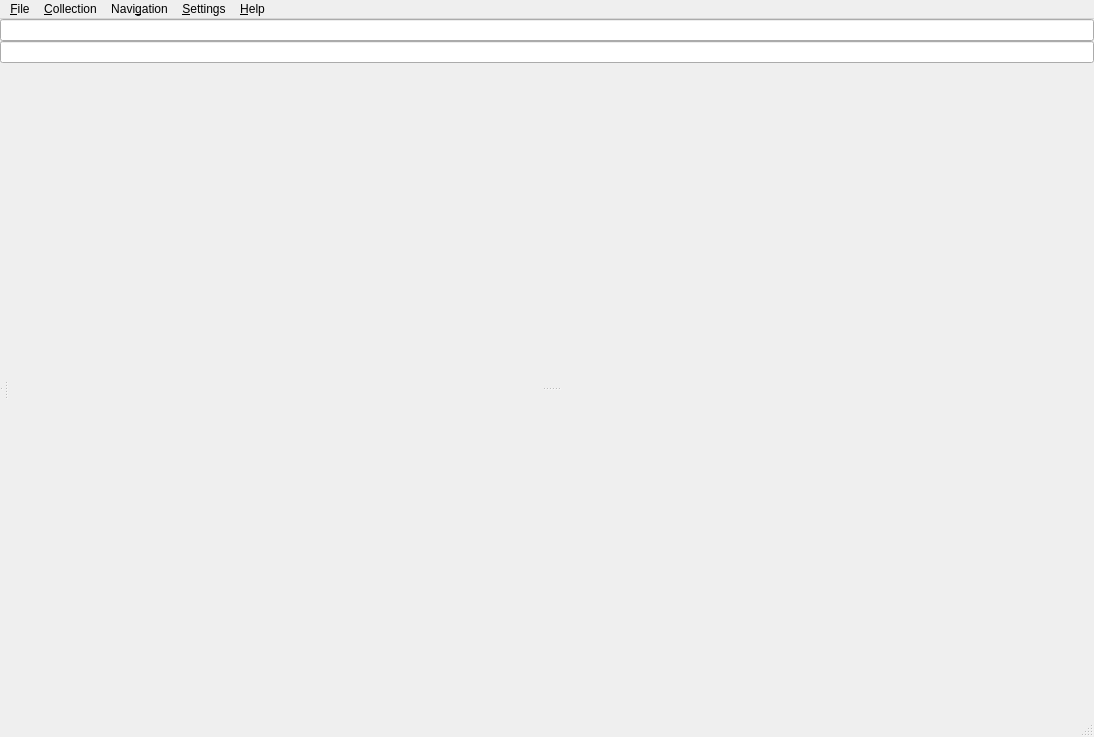
Above: src/home/flibrary/gui/MainWindow.ui from heimdallr/books before the change. Below: the same form after it.
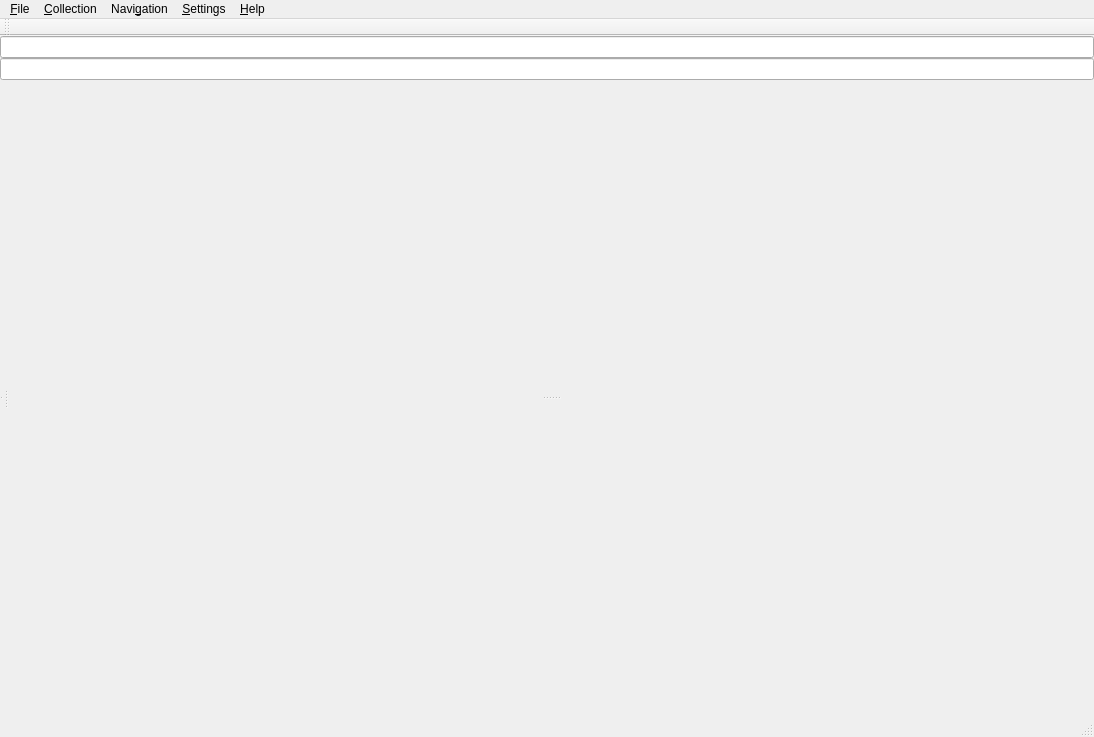
That is the form after the change. Icons and pictures are not drawn.

```diff
--- a/src/home/flibrary/gui/MainWindow.ui
+++ b/src/home/flibrary/gui/MainWindow.ui
@@ -531,6 +531,17 @@
    <addaction name="menuHelp"/>
   </widget>
   <widget class="QStatusBar" name="statusBar"/>
+  <widget class="QToolBar" name="toolBar">
+   <property name="windowTitle">
+    <string>Tool bar</string>
+   </property>
+   <attribute name="toolBarArea">
+    <enum>TopToolBarArea</enum>
+   </attribute>
+   <attribute name="toolBarBreak">
+    <bool>false</bool>
+   </attribute>
+  </widget>
   <action name="actionFontSizeUp">
    <property name="text">
     <string>Size &amp;Up</string>
```
Left out of the diff: 23 changed lines with no effect on the pictures.
